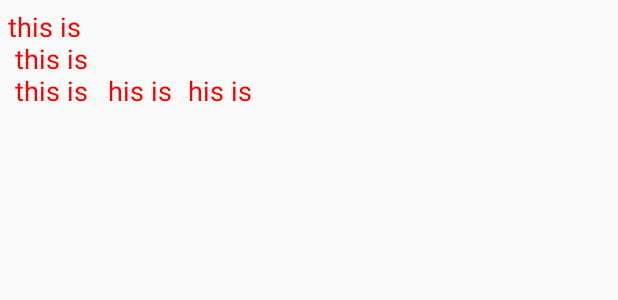
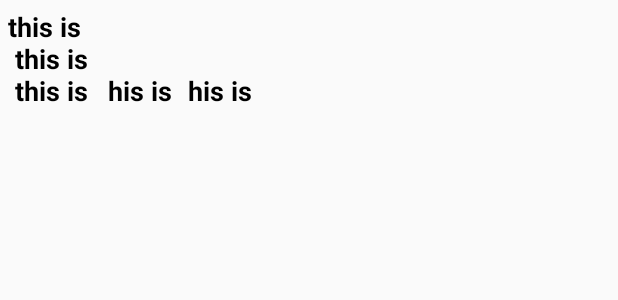
Before and after one commit to alex8530/Alex_BackingApp, an Android app: the layout fragment_steps_ingredients_.xml on its own in the app's theme, with its tools: preview values and no code run, on a phone screen of 412 x 824 dp. Shown: the top 300 px of the screen. Run offline under Robolectric (Android 15) with nearby library versions, the phone set to English and light mode, and no system bars.

Commit message:
refactoring code 3

```diff
--- a/app/src/main/AndroidManifest.xml
+++ b/app/src/main/AndroidManifest.xml
@@ -9,7 +9,7 @@
         android:allowBackup="true"
         android:icon="@mipmap/ic_launcher"
         android:label="@string/app_name"
-        android:roundIcon="@mipmap/ic_launcher_round"
+        android:roundIcon="@drawable/servings"
         android:supportsRtl="true"
         android:theme="@style/AppTheme">
         <activity android:name=".ui.activities.MainActivity">
--- a/app/src/main/res/layout/fragment_steps_ingredients_.xml
+++ b/app/src/main/res/layout/fragment_steps_ingredients_.xml
@@ -26,10 +26,10 @@
                 android:layout_width="match_parent"
                 android:layout_height="match_parent"
                 android:padding="5dp"
-
+                android:textStyle="bold"
+                 android:textColor="#000"
                 android:textSize="18sp"
-                 android:textColor="@color/colorPrimary"
-                 tools:text="@string/test" />
+                  tools:text="@string/test" />
 
             <android.support.v7.widget.RecyclerView
                  android:id="@+id/rv_steps_fragment"
--- a/app/src/main/res/layout/step_item.xml
+++ b/app/src/main/res/layout/step_item.xml
@@ -15,8 +15,9 @@
             android:id="@+id/tv_step_item_shortDescription"
             android:layout_width="match_parent"
             android:layout_height="wrap_content"
-            android:text="asddasdasd"
-            android:textSize="22sp"
+             android:textSize="22sp"
+            android:textStyle="bold"
+            android:textColor="#000"
             android:gravity="center"
             android:padding="20dp"/>
 
```
Also changed, not shown: app/src/main/java/com/example/alex/alex_backingapp/ui/activities/StepsActivity.java (+10 -6 lines), app/src/main/java/com/example/alex/alex_backingapp/ui/fragments/RecipeFragment.java (+4 -13 lines), app/src/main/java/com/example/alex/alex_backingapp/ui/fragments/Steps_ingredients_Fragment.java (+2 -6 lines).
